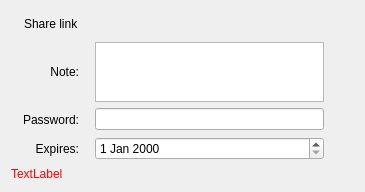
Old version of the form src/gui/sharelinkwidget.ui in the repository nextcloud/desktop.
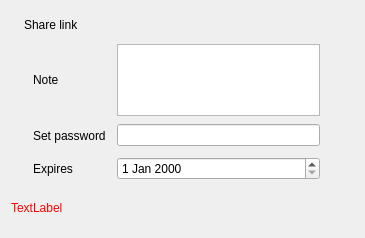
New version of the form. Icons and pictures are not drawn. Custom widgets are drawn as their Qt base class.

Commit message: Improve public link sharing UI. Fix UX issues.

Patch:
```diff
--- a/src/gui/sharelinkwidget.ui
+++ b/src/gui/sharelinkwidget.ui
@@ -7,7 +7,7 @@
     <x>0</x>
     <y>0</y>
     <width>365</width>
-    <height>192</height>
+    <height>238</height>
    </rect>
   </property>
   <property name="sizePolicy">
@@ -53,7 +53,20 @@
       </spacer>
      </item>
      <item>
-      <widget class="QProgressIndicator" name="progressIndicator" native="true"/>
+      <widget class="QProgressIndicator" name="sharelinkProgressIndicator" native="true">
+       <property name="sizePolicy">
+        <sizepolicy hsizetype="Fixed" vsizetype="Fixed">
+         <horstretch>0</horstretch>
+         <verstretch>0</verstretch>
+        </sizepolicy>
+       </property>
+       <property name="minimumSize">
+        <size>
+         <width>28</width>
+         <height>27</height>
+        </size>
+       </property>
+      </widget>
      </item>
      <item>
       <spacer name="horizontalSpacer_2">
@@ -111,14 +124,14 @@
     </layout>
    </item>
    <item>
-    <layout class="QHBoxLayout" name="horizontalLayout_7">
-     <property name="sizeConstraint">
-      <enum>QLayout::SetFixedSize</enum>
+    <layout class="QGridLayout" name="gridLayout">
+     <property name="leftMargin">
+      <number>22</number>
      </property>
-     <item>
+     <item row="0" column="0">
       <widget class="QLabel" name="noteLabel">
        <property name="sizePolicy">
-        <sizepolicy hsizetype="Preferred" vsizetype="Preferred">
+        <sizepolicy hsizetype="MinimumExpanding" vsizetype="Minimum">
          <horstretch>0</horstretch>
          <verstretch>0</verstretch>
         </sizepolicy>
@@ -130,20 +143,20 @@
         </size>
        </property>
        <property name="text">
-        <string>Note:</string>
+        <string>Note</string>
        </property>
        <property name="alignment">
-        <set>Qt::AlignRight|Qt::AlignTrailing|Qt::AlignVCenter</set>
+        <set>Qt::AlignLeading|Qt::AlignLeft|Qt::AlignVCenter</set>
        </property>
        <property name="indent">
-        <number>10</number>
+        <number>0</number>
        </property>
       </widget>
      </item>
-     <item>
+     <item row="0" column="1">
       <widget class="QTextEdit" name="textEdit_note">
        <property name="sizePolicy">
-        <sizepolicy hsizetype="Expanding" vsizetype="Minimum">
+        <sizepolicy hsizetype="Preferred" vsizetype="Fixed">
          <horstretch>0</horstretch>
          <verstretch>0</verstretch>
         </sizepolicy>
@@ -159,8 +172,14 @@
        </property>
       </widget>
      </item>
-     <item>
+     <item row="0" column="2">
       <widget class="QToolButton" name="confirmNote">
+       <property name="minimumSize">
+        <size>
+         <width>28</width>
+         <height>27</height>
+        </size>
+       </property>
        <property name="icon">
         <iconset resource="../../theme.qrc">
          <normaloff>:/client/theme/confirm.svg</normaloff>:/client/theme/confirm.svg</iconset>
@@ -170,14 +189,26 @@
        </property>
       </widget>
      </item>
-    </layout>
-   </item>
-   <item>
-    <layout class="QHBoxLayout" name="horizontalLayout_6">
-     <item>
+     <item row="0" column="2">
+      <widget class="QProgressIndicator" name="noteProgressIndicator" native="true">
+       <property name="sizePolicy">
+        <sizepolicy hsizetype="Fixed" vsizetype="Fixed">
+         <horstretch>0</horstretch>
+         <verstretch>0</verstretch>
+        </sizepolicy>
+       </property>
+       <property name="minimumSize">
+        <size>
+         <width>28</width>
+         <height>27</height>
+        </size>
+       </property>
+      </widget>
+     </item>
+     <item row="1" column="0">
       <widget class="QLabel" name="passwordLabel">
        <property name="sizePolicy">
-        <sizepolicy hsizetype="Preferred" vsizetype="Preferred">
+        <sizepolicy hsizetype="Minimum" vsizetype="Minimum">
          <horstretch>0</horstretch>
          <verstretch>0</verstretch>
         </sizepolicy>
@@ -189,17 +220,17 @@
         </size>
        </property>
        <property name="text">
-        <string>Password:</string>
+        <string>Set password</string>
        </property>
        <property name="alignment">
-        <set>Qt::AlignRight|Qt::AlignTrailing|Qt::AlignVCenter</set>
+        <set>Qt::AlignLeading|Qt::AlignLeft|Qt::AlignVCenter</set>
        </property>
        <property name="indent">
-        <number>10</number>
+        <number>0</number>
        </property>
       </widget>
      </item>
-     <item>
+     <item row="1" column="1">
       <widget class="QLineEdit" name="lineEdit_password">
        <property name="sizePolicy">
         <sizepolicy hsizetype="Minimum" vsizetype="Fixed">
@@ -212,8 +243,14 @@
        </property>
       </widget>
      </item>
-     <item>
+     <item row="1" column="2">
       <widget class="QToolButton" name="confirmPassword">
+       <property name="minimumSize">
+        <size>
+         <width>28</width>
+         <height>27</height>
+        </size>
+       </property>
        <property name="icon">
         <iconset resource="../../theme.qrc">
          <normaloff>:/client/theme/confirm.svg</normaloff>:/client/theme/confirm.svg</iconset>
@@ -223,14 +260,26 @@
        </property>
       </widget>
      </item>
-    </layout>
-   </item>
-   <item>
-    <layout class="QHBoxLayout" name="horizontalLayout_8">
-     <item>
+     <item row="1" column="2">
+      <widget class="QProgressIndicator" name="passwordProgressIndicator" native="true">
+       <property name="sizePolicy">
+        <sizepolicy hsizetype="Fixed" vsizetype="Fixed">
+         <horstretch>0</horstretch>
+         <verstretch>0</verstretch>
+        </sizepolicy>
+       </property>
+       <property name="minimumSize">
+        <size>
+         <width>28</width>
+         <height>27</height>
+        </size>
+       </property>
+      </widget>
+     </item>
+     <item row="2" column="0">
       <widget class="QLabel" name="expirationLabel">
        <property name="sizePolicy">
-        <sizepolicy hsizetype="Preferred" vsizetype="Preferred">
+        <sizepolicy hsizetype="Preferred" vsizetype="Minimum">
          <horstretch>0</horstretch>
          <verstretch>0</verstretch>
         </sizepolicy>
@@ -242,17 +291,17 @@
         </size>
        </property>
        <property name="text">
-        <string>Expires:</string>
+        <string>Expires</string>
        </property>
        <property name="alignment">
-        <set>Qt::AlignRight|Qt::AlignTrailing|Qt::AlignVCenter</set>
+        <set>Qt::AlignLeading|Qt::AlignLeft|Qt::AlignVCenter</set>
        </property>
        <property name="indent">
-        <number>10</number>
+        <number>0</number>
        </property>
       </widget>
      </item>
-     <item>
+     <item row="2" column="1">
       <widget class="QDateEdit" name="calendar">
        <property name="sizePolicy">
         <sizepolicy hsizetype="Minimum" vsizetype="Fixed">
@@ -262,8 +311,14 @@
        </property>
       </widget>
      </item>
-     <item>
+     <item row="2" column="2">
       <widget class="QToolButton" name="confirmExpirationDate">
+       <property name="minimumSize">
+        <size>
+         <width>28</width>
+         <height>27</height>
+        </size>
+       </property>
        <property name="icon">
         <iconset resource="../../theme.qrc">
          <normaloff>:/client/theme/confirm.svg</normaloff>:/client/theme/confirm.svg</iconset>
@@ -273,8 +328,26 @@
        </property>
       </widget>
      </item>
+     <item row="2" column="2">
+      <widget class="QProgressIndicator" name="expirationDateProgressIndicator" native="true">
+       <property name="sizePolicy">
+        <sizepolicy hsizetype="Fixed" vsizetype="Fixed">
+         <horstretch>0</horstretch>
+         <verstretch>0</verstretch>
+        </sizepolicy>
+       </property>
+       <property name="minimumSize">
+        <size>
+         <width>28</width>
+         <height>27</height>
+        </size>
+       </property>
+      </widget>
+     </item>
     </layout>
    </item>
+   <item>
+    <layout class="QHBoxLayout" name="horizontalLayout_2">
    <item>
     <widget class="QLabel" name="errorLabel">
      <property name="palette">
@@ -324,6 +397,8 @@
       <bool>true</bool>
      </property>
     </widget>
+     </item>
+    </layout>
    </item>
   </layout>
  </widget>
```
Lines whose indentation alone changed are shown as unchanged. The commit also changes 7 other files.
